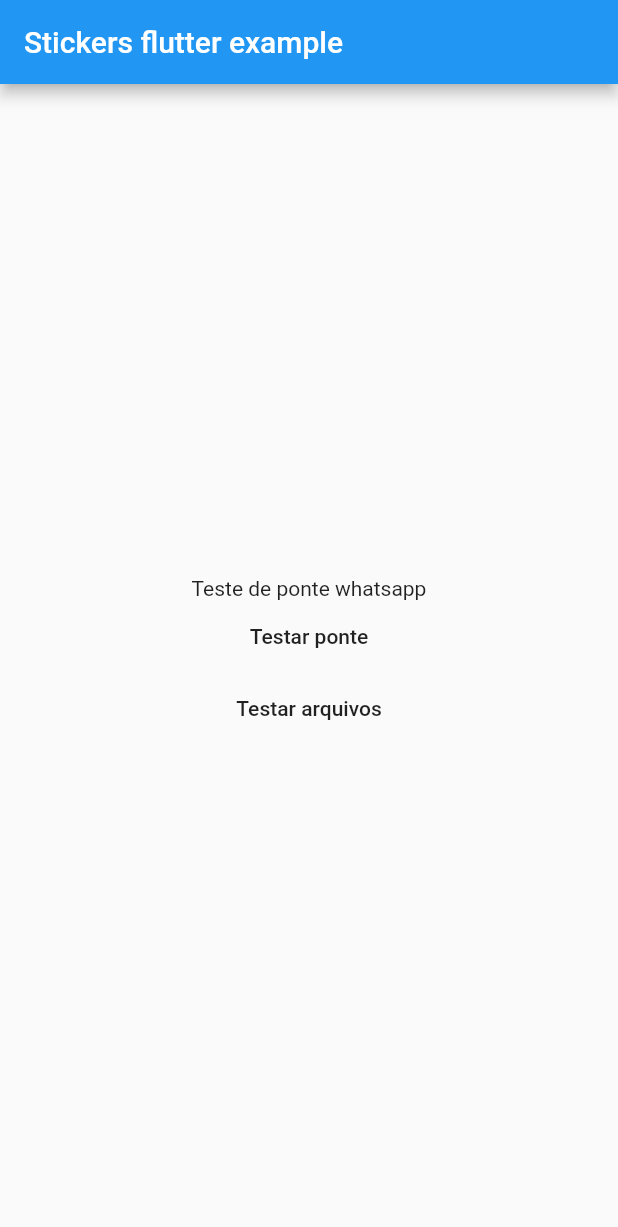
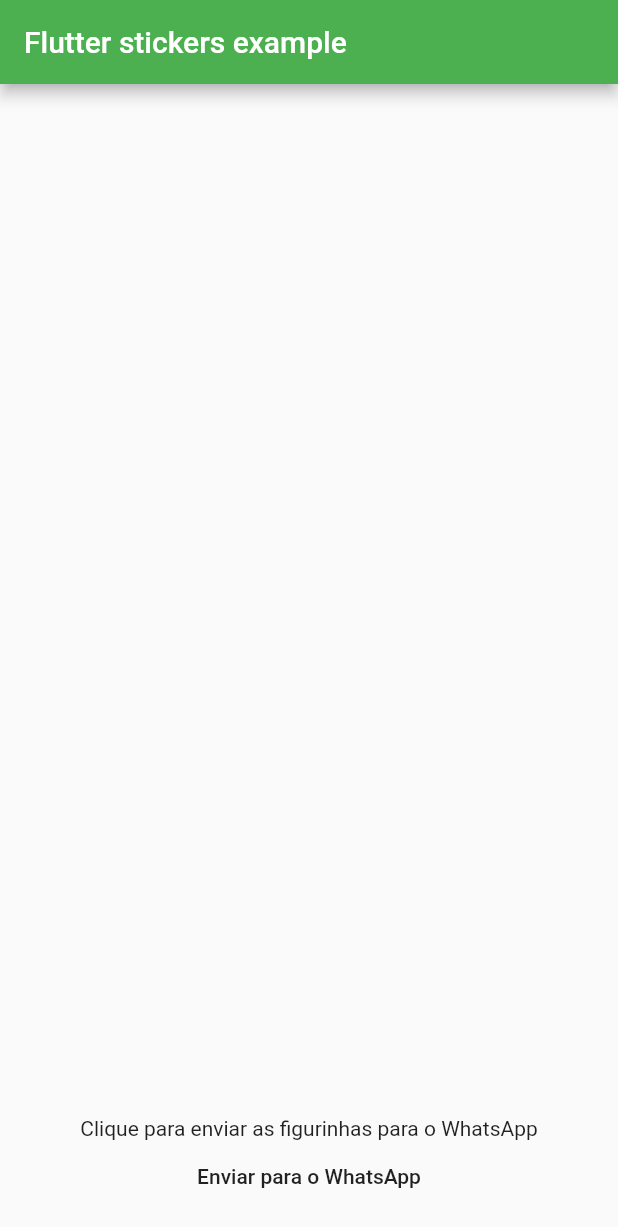
Before and after one commit to outrowender/flutter-stickers, a Flutter app: the screen it shows after launch, on a phone screen of 412 x 824 dp. Shown: the top 1227 px of the screen. Run offline on Flutter 3.47's test engine with Material 2 defaults, Android fonts, the phone set to English and light mode, and no system bars.

Commit message:
Codigo melhorado e mais dividido

```diff
--- a/lib/main.dart
+++ b/lib/main.dart
@@ -1,138 +1,18 @@
-import 'dart:io';
-
 import 'package:flutter/material.dart';
-import 'dart:async';
-import 'package:flutter/services.dart';
-import 'package:path_provider/path_provider.dart';
-import 'dart:convert';
+import 'package:flutter/cupertino.dart';
+import 'package:interoperabilidade/views/home.view.dart';
 
 void main() => runApp(MyApp());
 
 class MyApp extends StatelessWidget {
-  // This widget is the root of your application.
   @override
   Widget build(BuildContext context) {
     return MaterialApp(
-      title: 'Flutter Demo',
+      title: 'Flutter Stickers',
       theme: ThemeData(
-        primarySwatch: Colors.blue,
+        primarySwatch: Colors.green,
       ),
-      home: MyHomePage(title: 'Stickers flutter example'),
+      home: HomeView(),
     );
   }
 }
-
-class MyHomePage extends StatefulWidget {
-  MyHomePage({Key key, this.title}) : super(key: key);
-
-  final String title;
-
-  @override
-  _MyHomePageState createState() => _MyHomePageState();
-}
-
-class _MyHomePageState extends State<MyHomePage> {
-  static const interoperabilityChannel =
-      const MethodChannel('samples.flutter.dev/interoperability');
-
-  String _canSend = 'Teste de ponte whatsapp';
-
-  Future<void> _getBatteryLevel() async {
-    String canSend;
-
-    try {
-      final bool consegue =
-          await interoperabilityChannel.invokeMethod('canSend');
-
-      if (consegue) {
-        canSend = "Consegue enviar doido";
-      } else {
-        canSend = "Nao consegue, instala o zipzop rapidao la doido";
-      }
-    } on PlatformException catch (e) {
-      canSend = "bugo: ${e.message}";
-    }
-
-    setState(() {
-      _canSend = canSend;
-    });
-  }
-
-  Future<void> _localPath() async {
-    final directory = await getApplicationDocumentsDirectory();
-    print(directory.path);
-
-    var waStickerJson =
-        await rootBundle.loadString('assets/sticker_packs.wasticker');
-
-    Map<String, dynamic> waStickerData = jsonDecode(waStickerJson);
-
-    List<dynamic> stickers = waStickerData["sticker_packs"][0]["stickers"];
-    List<dynamic> newstickers = [];
-
-    for (var item in stickers) {
-      var file = 'assets/WAStickersPack/webp/' + item["image_file"] + '.webp';
-
-      var img = await rootBundle.load(file);
-      var baseImage = base64.encode(img.buffer.asUint8List());
-
-      dynamic data = {};
-      data['image_data'] = baseImage;
-      data['emojis'] = item['emojis'];
-
-      newstickers.add(data);
-    }
-
-    var tray = await rootBundle.load('assets/WAStickersPack/png/' +
-        waStickerData['sticker_packs'][0]['tray_image_file'] +
-        '.png');
-
-    var toSend = <String, dynamic>{
-      'publisher': 'Wender Patrick',
-      'tray_image': base64.encode(tray.buffer.asUint8List()),
-      'identifier': 'meuovo.esquerdo',
-      'name': 'Copinho boiola',
-      'stickers': newstickers
-    };
-
-    final bool envia =
-        await interoperabilityChannel.invokeMethod('send', jsonEncode(toSend));
-
-    //print(envia.toString() + ' resultado do envio');
-  }
-
-  @override
-  Widget build(BuildContext context) {
-    return Scaffold(
-      appBar: AppBar(
-        title: Text(widget.title),
-      ),
-      body: Center(
-        child: Column(
-          mainAxisAlignment: MainAxisAlignment.center,
-          children: <Widget>[
-            Text(
-              '$_canSend',
-            ),
-            FlatButton(
-              onPressed: () {
-                _getBatteryLevel();
-              },
-              child: Text(
-                "Testar ponte",
-              ),
-            ),
-            FlatButton(
-              onPressed: () async {
-                await _localPath();
-              },
-              child: Text(
-                "Testar arquivos",
-              ),
-            )
-          ],
-        ),
-      ),
-    );
-  }
-}
--- /dev/null
+++ b/lib/models/sticker.model.dart
@@ -0,0 +1,69 @@
+import 'dart:convert';
+import 'package:flutter/services.dart';
+
+class StickerPack {
+  String publisher;
+  String trayImage;
+  String identifier;
+  String name;
+  List<Sticker> stickers = [];
+
+  static const interoperabilityChannel =
+      const MethodChannel('interoperabilityChannel');
+
+  //add sticker to list
+  void add(Sticker sticker) {
+    stickers.add(sticker);
+  }
+
+  //add multiple stickers
+  void addRange(List<Sticker> stickers) {
+    stickers.addAll(stickers);
+  }
+
+  //remove sticker
+  void remove(int index) {
+    stickers.removeAt(index);
+  }
+
+  //Whatsapp can be call on app?
+  Future<bool> canSendToWhatsapp() async {
+    return await interoperabilityChannel.invokeMethod(
+        'canOpenUrl', 'whatsapp://');
+  }
+
+  Future<void> sendToWhatsApp() async {
+    //whatsapp can be called by system?
+    if (!await canSendToWhatsapp()) {
+      return throw Exception('Can not send to WhatsApp');
+    }
+
+    //number of stickers is ok?
+    if (stickers.length < 3 || stickers.length > 30) {
+      return throw Exception(
+          'Minimum of 3 stickers and maximum of 30 stickers!');
+    }
+    //call flutter native channel
+    await interoperabilityChannel.invokeMethod(
+        'sendToWhatsapp', jsonEncode(this));
+  }
+
+  //used in conversion to json
+  Map toJson() => {
+        'publisher': this.publisher,
+        'tray_image': this.trayImage,
+        'identifier': this.identifier,
+        'name': this.name,
+        'stickers': this.stickers
+      };
+}
+
+class Sticker {
+  String imageData;
+  List<String> emojis;
+
+  Sticker(this.imageData, this.emojis);
+
+  //used in conversion to json
+  Map toJson() => {'image_data': imageData, 'emojis': emojis};
+}
--- /dev/null
+++ b/lib/views/home.view.dart
@@ -0,0 +1,85 @@
+import 'dart:convert';
+
+import 'package:flutter/cupertino.dart';
+import 'package:flutter/material.dart';
+import 'package:flutter/services.dart';
+import 'package:interoperabilidade/models/sticker.model.dart';
+
+class HomeView extends StatefulWidget {
+  @override
+  _HomeViewState createState() => _HomeViewState();
+}
+
+class _HomeViewState extends State<HomeView> {
+  //funcao que procura e envia os stickers
+  Future<void> _sendStickers() async {
+    var waStickerData = await _getStickers();
+
+    List<dynamic> stickers = waStickerData["sticker_packs"][0]["stickers"];
+
+    //Cria um pacote de figurinhas
+    StickerPack pack = new StickerPack();
+
+    pack.identifier = 'identifier.wender.patrick';
+    pack.publisher = 'Wender Patrick';
+    pack.name = 'Copinho boiola';
+
+    //pega a figurinha principal
+    var tray = await rootBundle.load('assets/WAStickersPack/png/' +
+        waStickerData['sticker_packs'][0]['tray_image_file'] +
+        '.png');
+
+    pack.trayImage = base64.encode(tray.buffer.asUint8List());
+
+    for (var item in stickers) {
+      var file = 'assets/WAStickersPack/webp/' + item["image_file"] + '.webp';
+
+      var img = await rootBundle.load(file);
+      var baseImage = base64.encode(img.buffer.asUint8List());
+      pack.add(Sticker(baseImage, ['😏', '👌']));
+    }
+
+    await pack.sendToWhatsApp();
+  }
+
+  //le o pacote de figurinhas
+  Future<Map<String, dynamic>> _getStickers() async {
+    var data = await rootBundle.loadString('assets/sticker_packs.wasticker');
+    return jsonDecode(data);
+  }
+
+  //constroi a tela
+  @override
+  Widget build(BuildContext context) {
+    return Scaffold(
+      appBar: AppBar(
+        title: Text('Flutter stickers example'),
+      ),
+      body: Center(
+        child: Padding(
+          padding: EdgeInsets.only(bottom: 16),
+          child: Column(
+            mainAxisAlignment: MainAxisAlignment.end,
+            children: <Widget>[
+              Column(
+                children: <Widget>[
+                  Text(
+                    'Clique para enviar as figurinhas para o WhatsApp',
+                  ),
+                  FlatButton(
+                    onPressed: () async {
+                      await _sendStickers();
+                    },
+                    child: Text(
+                      "Enviar para o WhatsApp",
+                    ),
+                  )
+                ],
+              )
+            ],
+          ),
+        ),
+      ),
+    );
+  }
+}
```
Also changed, not shown: 2 other files.
